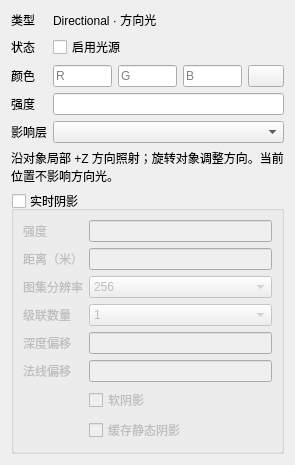
The window that GameSprout/View/LightingUI/LightComponentEditor.ui (Heroinaddicts/G-Foundation) describes before a commit, drawn with Qt 5.
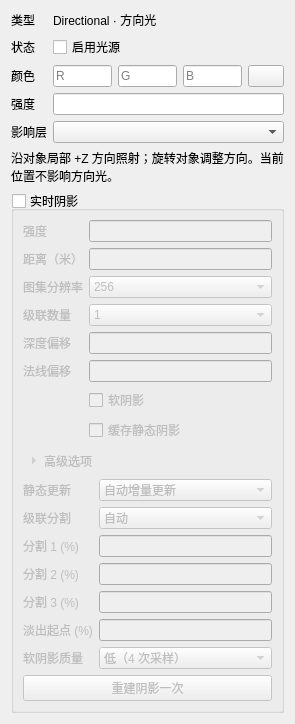
The same window after the commit. Custom widgets are drawn as their Qt base class.

Commit message: 开放方向光阴影设置与一次性重建接口

```diff
--- a/GameSprout/View/LightingUI/LightComponentEditor.ui
+++ b/GameSprout/View/LightingUI/LightComponentEditor.ui
@@ -43,6 +43,52 @@
      <item row="5" column="1"><widget class="QLineEdit" name="shadowNormalBiasEdit"><property name="toolTip"><string>0 到 10 个阴影纹素，沿接收表面法线偏移阴影查询位置。过大可能造成漏光。</string></property></widget></item>
      <item row="6" column="1"><widget class="QCheckBox" name="softShadowsCheck"><property name="text"><string>软阴影</string></property><property name="toolTip"><string>使用邻近深度样本平滑阴影边缘，会增加采样成本。</string></property></widget></item>
      <item row="7" column="1"><widget class="QCheckBox" name="cacheStaticCastersCheck"><property name="text"><string>缓存静态阴影</string></property><property name="toolTip"><string>复用在 Static 菜单标记为 Shadow Caster Static 的物体阴影，其余物体的阴影单独实时更新。</string></property></widget></item>
+     <item row="8" column="0" colspan="2"><widget class="QToolButton" name="shadowAdvancedToggle">
+      <property name="text"><string>高级选项</string></property>
+      <property name="checkable"><bool>true</bool></property>
+      <property name="toolButtonStyle"><enum>Qt::ToolButtonTextBesideIcon</enum></property>
+      <property name="arrowType"><enum>Qt::RightArrow</enum></property>
+      <property name="autoRaise"><bool>true</bool></property>
+     </widget></item>
+     <item row="9" column="0" colspan="2"><widget class="QWidget" name="shadowAdvancedOptions">
+      <property name="visible"><bool>false</bool></property>
+      <layout class="QFormLayout" name="shadowAdvancedLayout">
+       <property name="fieldGrowthPolicy"><enum>QFormLayout::AllNonFixedFieldsGrow</enum></property>
+       <property name="leftMargin"><number>0</number></property><property name="topMargin"><number>0</number></property>
+       <property name="rightMargin"><number>0</number></property><property name="bottomMargin"><number>0</number></property>
+        <item row="0" column="0"><widget class="QLabel" name="shadowUpdateModeLabel"><property name="text"><string>静态更新</string></property></widget></item>
+        <item row="0" column="1"><widget class="QComboBox" name="shadowUpdateModeCombo">
+         <property name="toolTip"><string>自动增量更新可复用重叠深度，只补画新露出的部分。整级重绘会在某一级联需要更新时重画该级。</string></property>
+         <item><property name="text"><string>自动增量更新</string></property></item>
+         <item><property name="text"><string>整级重绘</string></property></item>
+        </widget></item>
+        <item row="1" column="0"><widget class="QLabel" name="shadowSplitModeLabel"><property name="text"><string>级联分割</string></property></widget></item>
+        <item row="1" column="1"><widget class="QComboBox" name="shadowSplitModeCombo">
+         <property name="toolTip"><string>自动分配级联距离，或按相机近裁剪面到有效阴影远端的百分比手动分割。</string></property>
+         <item><property name="text"><string>自动</string></property></item>
+         <item><property name="text"><string>手动</string></property></item>
+        </widget></item>
+        <item row="2" column="0"><widget class="QLabel" name="shadowSplit1Label"><property name="text"><string>分割 1 (%)</string></property><property name="toolTip"><string>相机近裁剪面到有效阴影远端的百分比。分割须在 0% 到 100% 之间且从近到远严格递增。</string></property></widget></item>
+        <item row="2" column="1"><widget class="QLineEdit" name="shadowSplit1Edit"><property name="accessibleName"><string>第一级联结束百分比</string></property></widget></item>
+        <item row="3" column="0"><widget class="QLabel" name="shadowSplit2Label"><property name="text"><string>分割 2 (%)</string></property><property name="toolTip"><string>相机近裁剪面到有效阴影远端的百分比。分割须在 0% 到 100% 之间且从近到远严格递增。</string></property></widget></item>
+        <item row="3" column="1"><widget class="QLineEdit" name="shadowSplit2Edit"><property name="accessibleName"><string>第二级联结束百分比</string></property></widget></item>
+        <item row="4" column="0"><widget class="QLabel" name="shadowSplit3Label"><property name="text"><string>分割 3 (%)</string></property><property name="toolTip"><string>相机近裁剪面到有效阴影远端的百分比。分割须在 0% 到 100% 之间且从近到远严格递增。</string></property></widget></item>
+        <item row="4" column="1"><widget class="QLineEdit" name="shadowSplit3Edit"><property name="accessibleName"><string>第三级联结束百分比</string></property></widget></item>
+        <item row="5" column="0"><widget class="QLabel" name="shadowFadeStartLabel"><property name="text"><string>淡出起点 (%)</string></property><property name="toolTip"><string>相机深度达到有效最大阴影距离的这个百分比后开始淡出。100% 表示在远端直接截止。</string></property></widget></item>
+        <item row="5" column="1"><widget class="QLineEdit" name="shadowFadeStartEdit"><property name="accessibleName"><string>阴影淡出起点百分比</string></property></widget></item>
+        <item row="6" column="0"><widget class="QLabel" name="shadowFilterQualityLabel"><property name="text"><string>软阴影质量</string></property></widget></item>
+        <item row="6" column="1"><widget class="QComboBox" name="shadowFilterQualityCombo">
+         <property name="toolTip"><string>更高质量会平滑更宽的阴影边缘，并增加 GPU 采样开销。如果切到高档后表面出现自阴影条纹，可调整深度偏移和法线偏移。</string></property>
+         <item><property name="text"><string>低（4 次采样）</string></property></item>
+         <item><property name="text"><string>中（9 次采样）</string></property></item>
+         <item><property name="text"><string>高（25 次采样）</string></property></item>
+        </widget></item>
+        <item row="7" column="0" colspan="2"><widget class="QPushButton" name="rebuildShadowsButton">
+         <property name="text"><string>重建阴影一次</string></property>
+         <property name="toolTip"><string>在使用此方向光的视口下一次绘制时重建阴影图。</string></property>
+        </widget></item>
+      </layout>
+     </widget></item>
     </layout>
    </widget></item>
   </layout>
```
The commit also changes 21 other files.
